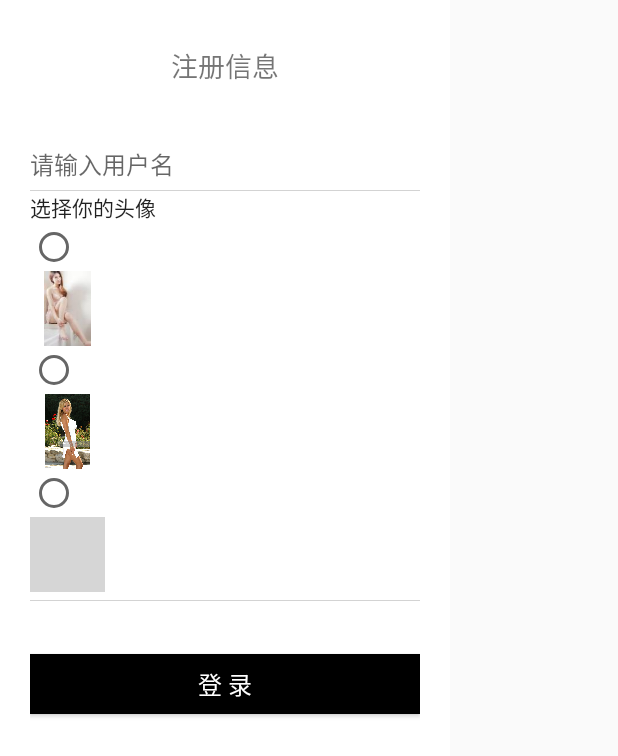
After one commit to Huhaobangbangbang/AndroidLearning, an Android app: the layout fragment_login.xml on its own in the app's theme, with its tools: preview values and no code run, on a phone screen of 412 x 824 dp. The commit adds this screen. Shown: the top 756 px of the screen. Run offline under Robolectric (Android 15) with nearby library versions, the light colour scheme and no system bars; grey boxes are pictures that could not be loaded.

Commit message:
the note of 19

```diff
--- a/LInkgame12.11/app/build.gradle
+++ b/LInkgame12.11/app/build.gradle
@@ -23,6 +23,7 @@ dependencies {
     implementation 'com.android.support:appcompat-v7:28.0.0'
     implementation 'com.android.support.constraint:constraint-layout:1.1.3'
     implementation 'com.android.support:support-v4:28.0.0'
+    implementation 'com.android.support:recyclerview-v7:28.0.0'
     testImplementation 'junit:junit:4.12'
     androidTestImplementation 'com.android.support.test:runner:1.0.2'
     androidTestImplementation 'com.android.support.test.espresso:espresso-core:3.0.2'
--- /dev/null
+++ b/LInkgame12.11/app/src/main/res/layout/fragment_login.xml
@@ -0,0 +1,114 @@
+<?xml version="1.0" encoding="utf-8"?>
+<LinearLayout xmlns:android="http://schemas.android.com/apk/res/android"
+    android:layout_width="300dp"
+    android:layout_height="wrap_content"
+    android:background="#0000"
+    android:orientation="vertical">
+
+
+    <RelativeLayout
+        android:layout_width="300dp"
+        android:layout_height="wrap_content"
+        android:layout_gravity="center_horizontal"
+        android:background="#fff">
+
+        <ImageView
+            android:id="@+id/login_iv"
+            android:layout_width="wrap_content"
+            android:layout_height="wrap_content"
+            android:layout_gravity="right"
+
+            />
+
+        <LinearLayout
+            android:layout_width="match_parent"
+            android:layout_height="wrap_content"
+            android:layout_centerVertical="true"
+            android:orientation="vertical"
+            android:paddingBottom="20dp"
+            android:paddingLeft="20dp"
+            android:paddingRight="20dp">
+
+            <TextView
+                android:layout_width="wrap_content"
+                android:layout_height="wrap_content"
+                android:layout_gravity="center_horizontal"
+                android:layout_marginTop="30dp"
+                android:text="注册信息"
+                android:textSize="18sp" />
+
+            <EditText
+                android:id="@+id/loginname"
+                android:layout_width="match_parent"
+                android:layout_height="wrap_content"
+                android:layout_marginTop="40dp"
+                android:background="@null"
+                android:hint="请输入用户名"
+                android:textSize="16sp" />
+
+            <View
+                android:layout_width="match_parent"
+                android:layout_height="1px"
+                android:layout_marginTop="5dp"
+                android:background="#d3d3d3" />
+
+            <TextView
+                android:layout_width="wrap_content"
+                android:layout_height="wrap_content"
+                android:text="选择你的头像"
+                android:textAppearance="@style/TextAppearance.Design.Snackbar.Message" />
+            <RadioButton
+                android:id="@+id/girl1"
+                android:layout_width="wrap_content"
+                 android:layout_height="wrap_content" />
+            <ImageView
+                android:layout_width="50dp"
+                android:layout_height="50dp"
+                android:src="@drawable/girl"
+                />
+
+            <RadioButton
+                android:id="@+id/girl2"
+                android:layout_width="wrap_content"
+                android:layout_height="wrap_content" />
+            <ImageView
+                android:layout_width="50dp"
+                android:layout_height="50dp"
+                android:src="@drawable/girl2"/>
+
+            <RadioButton
+                android:id="@+id/girl3"
+                android:layout_width="wrap_content"
+                android:layout_height="wrap_content" />
+<ImageView
+    android:layout_width="50dp"
+    android:layout_height="50dp"
+    android:src="@drawable/j"/>
+            <View
+                android:layout_width="match_parent"
+                android:layout_height="1px"
+                android:layout_marginTop="5dp"
+                android:background="#d3d3d3" />
+
+            <Button
+                android:id="@+id/sure"
+                android:layout_width="match_parent"
+                android:layout_height="40dp"
+                android:layout_marginTop="35dp"
+                android:background="#000000"
+                android:padding="5dp"
+                android:text="登 录"
+                android:textColor="#ffffff"
+                android:textSize="16sp" />
+
+            <RelativeLayout
+                android:layout_width="match_parent"
+                android:layout_height="wrap_content"
+                android:layout_marginTop="10dp">
+
+            </RelativeLayout>
+        </LinearLayout>
+    </RelativeLayout>
+
+
+</LinearLayout>
--- /dev/null
+++ b/LInkgame12.11/app/src/main/res/values/dimens.xml
@@ -0,0 +1,4 @@
+<?xml version="1.0" encoding="utf-8"?>
+<resources>
+    <dimen name="text_margin">16dp</dimen>
+</resources>
--- a/LInkgame12.11/app/src/main/res/values/strings.xml
+++ b/LInkgame12.11/app/src/main/res/values/strings.xml
@@ -3,4 +3,5 @@
 
     <!-- TODO: Remove or change this placeholder text -->
     <string name="hello_blank_fragment">Hello blank fragment</string>
+
 </resources>
```
Also changed, not shown: LInkgame12.11/app/src/main/java/com/huhao/root/linkgame1211/MainActivity.java (+27 -10 lines), LInkgame12.11/app/src/main/java/com/huhao/root/linkgame1211/fragment/FragmentList.java (added, +37 -0 lines), LInkgame12.11/app/src/main/java/com/huhao/root/linkgame1211/fragment/LinkGameFragment.java (+23 -27 lines), LInkgame12.11/app/src/main/java/com/huhao/root/linkgame1211/fragment/Login.java (added, +115 -0 lines), LInkgame12.11/app/src/main/res/layout/fragment_link_game.xml (+20 -0 lines), LInkgame12.11/app/src/main/res/layout/list_fragment.xml (added, +9 -0 lines), LInkgame12.11/app/src/main/res/drawable/girl.jpg (added), LInkgame12.11/app/src/main/res/drawable/girl2.jpg (added), 318 other files.
